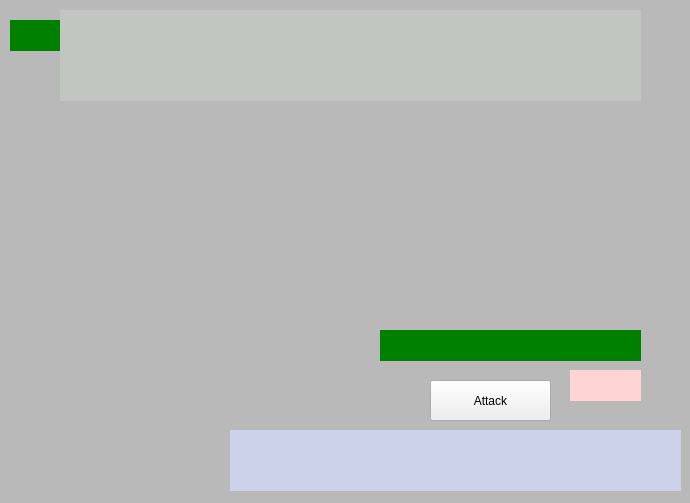
Above: ui/combat_page.ui from AlexStarlight03/DungeonCrawler-TP before the change. Below: the same form after it.
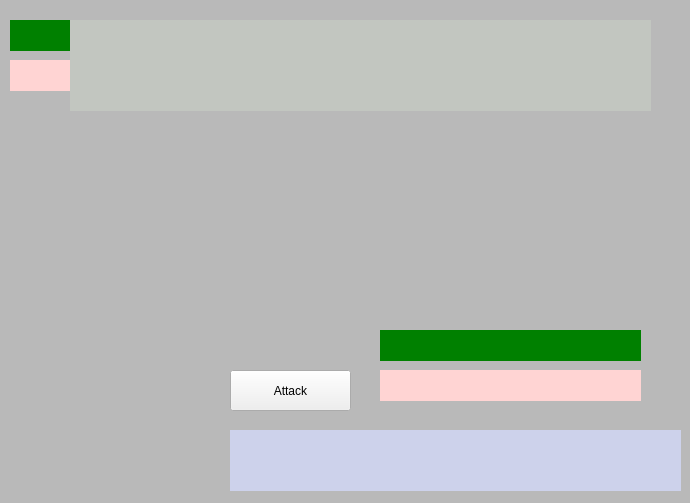
That is the form after the change.

Commit message: Ajout message erreur et texte + clair sur boutons

Patch:
```diff
--- a/ui/combat_page.ui
+++ b/ui/combat_page.ui
@@ -32,8 +32,8 @@
   <widget class="QPushButton" name="btn_attack">
    <property name="geometry">
     <rect>
-     <x>430</x>
-     <y>380</y>
+     <x>230</x>
+     <y>370</y>
      <width>121</width>
      <height>41</height>
     </rect>
@@ -125,8 +125,8 @@
   <widget class="QLabel" name="label_help">
    <property name="geometry">
     <rect>
-     <x>60</x>
-     <y>10</y>
+     <x>70</x>
+     <y>20</y>
      <width>581</width>
      <height>91</height>
     </rect>
@@ -195,9 +195,9 @@
   <widget class="QLabel" name="monsterhp">
    <property name="geometry">
     <rect>
-     <x>570</x>
+     <x>380</x>
      <y>370</y>
-     <width>71</width>
+     <width>261</width>
      <height>31</height>
     </rect>
    </property>
@@ -211,9 +211,9 @@
   <widget class="QLabel" name="herohp">
    <property name="geometry">
     <rect>
-     <x>200</x>
+     <x>10</x>
      <y>60</y>
-     <width>71</width>
+     <width>261</width>
      <height>31</height>
     </rect>
    </property>
```
The commit also changes 5 other files.
